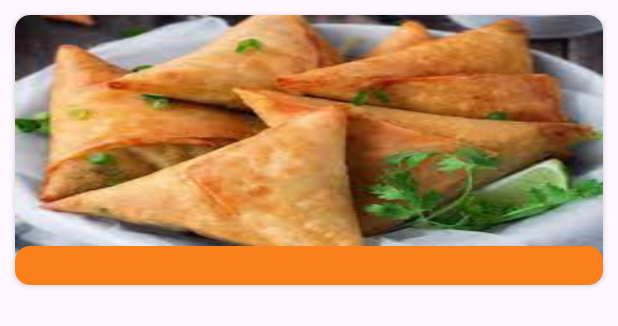
After one commit to satyampra73/Food_Factory-Kotlin-, an Android app: the layout category_new_layout.xml on its own in the app's theme, with its tools: preview values and no code run, on a phone screen of 412 x 824 dp. The commit adds this screen. Shown: the top 326 px of the screen. Run offline under Robolectric (Android 15) with nearby library versions, the phone set to English and light mode, and no system bars.

Commit message:
menu ui changed

```diff
--- a/app/src/main/java/com/example/foodfactory/adapter/MenuAdapter.kt
+++ b/app/src/main/java/com/example/foodfactory/adapter/MenuAdapter.kt
@@ -17,7 +17,7 @@ class MenuAdapter(private val fragment: Fragment, val categories: ArrayList<Cate
     RecyclerView.Adapter<MenuAdapter.MyViewHolder>() {
     override fun onCreateViewHolder(parent: ViewGroup, viewType: Int): MenuAdapter.MyViewHolder {
         val itemView = LayoutInflater.from(parent.context).inflate(
-            R.layout.category_item,
+            R.layout.category_new_layout,
             parent, false
         )
         return MenuAdapter.MyViewHolder(itemView)
--- /dev/null
+++ b/app/src/main/res/drawable/category_bg.xml
@@ -0,0 +1,18 @@
+<?xml version="1.0" encoding="utf-8"?>
+<shape xmlns:android="http://schemas.android.com/apk/res/android">
+
+    <corners
+        android:topLeftRadius="10dp"
+        android:topRightRadius="10dp"
+        android:bottomLeftRadius="0dp"
+        android:bottomRightRadius="0dp"
+        >
+
+    </corners>
+
+    <gradient
+        android:startColor="@color/orange"
+        android:endColor="@color/orange"
+        android:centerColor="@color/orange">
+    </gradient>
+</shape>
--- /dev/null
+++ b/app/src/main/res/layout/category_new_layout.xml
@@ -0,0 +1,45 @@
+<?xml version="1.0" encoding="utf-8"?>
+<androidx.cardview.widget.CardView xmlns:android="http://schemas.android.com/apk/res/android"
+    xmlns:app="http://schemas.android.com/apk/res-auto"
+    android:layout_width="match_parent"
+    android:layout_height="180dp"
+    android:layout_marginStart="10dp"
+    android:layout_marginTop="10dp"
+    android:id="@+id/frame_1"
+    android:layout_marginEnd="10dp"
+    app:cardCornerRadius="10dp">
+
+    <RelativeLayout
+        android:layout_width="match_parent"
+        android:layout_height="match_parent">
+
+        <ImageView
+            android:id="@+id/imgCategory"
+            android:layout_width="match_parent"
+            android:layout_height="match_parent"
+            android:scaleType="fitXY"
+            android:src="@drawable/samosa" />
+
+        <RelativeLayout
+            android:layout_width="match_parent"
+            android:layout_height="wrap_content"
+            android:background="@drawable/category_bg"
+            android:layout_alignParentBottom="true"
+            >
+
+            <TextView
+                android:id="@+id/textCategory"
+                android:layout_width="wrap_content"
+                android:layout_height="wrap_content"
+                android:textSize="18sp"
+                android:fontFamily="@font/croissantone_regular"
+                android:layout_centerInParent="true"
+                android:textColor="@color/white"
+                android:textStyle="bold"
+                />
+        </RelativeLayout>
+
+    </RelativeLayout>
+
+
+</androidx.cardview.widget.CardView>
--- a/app/src/main/res/layout/fragment_menu.xml
+++ b/app/src/main/res/layout/fragment_menu.xml
@@ -5,7 +5,7 @@
     android:id="@+id/sideNav"
     android:layout_width="match_parent"
     android:layout_height="match_parent"
-    android:background="@drawable/grad">
+    android:background="@color/light_grey">
 
     <androidx.appcompat.widget.Toolbar
         android:id="@+id/toolbar"
@@ -14,7 +14,7 @@
         android:layout_alignParentStart="true"
         android:layout_alignParentTop="true"
         android:layout_alignParentEnd="true"
-        android:background="@color/teal_700"
+        android:background="@color/red"
         android:theme="@style/ToolbarTheme">
 
         <RelativeLayout
@@ -46,7 +46,7 @@
         android:layout_height="match_parent"
         android:layout_below="@+id/toolbar"
         app:layout_constraintTop_toBottomOf="@+id/category"
-        tools:listitem="@layout/category_item" />
+        tools:listitem="@layout/category_new_layout" />
 
     <TextView
         android:id="@+id/category"
--- a/app/src/main/res/values/colors.xml
+++ b/app/src/main/res/values/colors.xml
@@ -10,4 +10,9 @@
     <color name="btn">#ff8000</color>
     <color name="GoogleTextColor">#444444</color>
     <color name="ic_rating_background">#F4B4B4</color>
+
+    <color name="red">#CB202D</color>
+    <color name="orange">#FC8019</color>
+
+    <color name="light_grey">#EDEFEF</color>
 </resources>
```
Also changed, not shown: app/src/main/res/drawable/samosa.jpeg (added).
